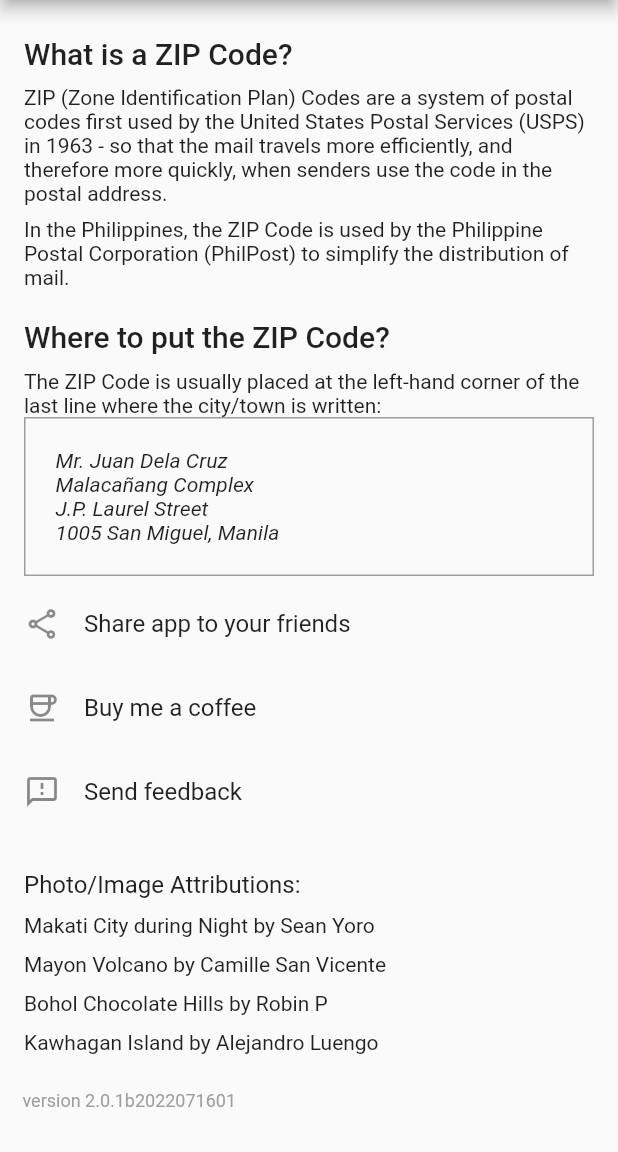
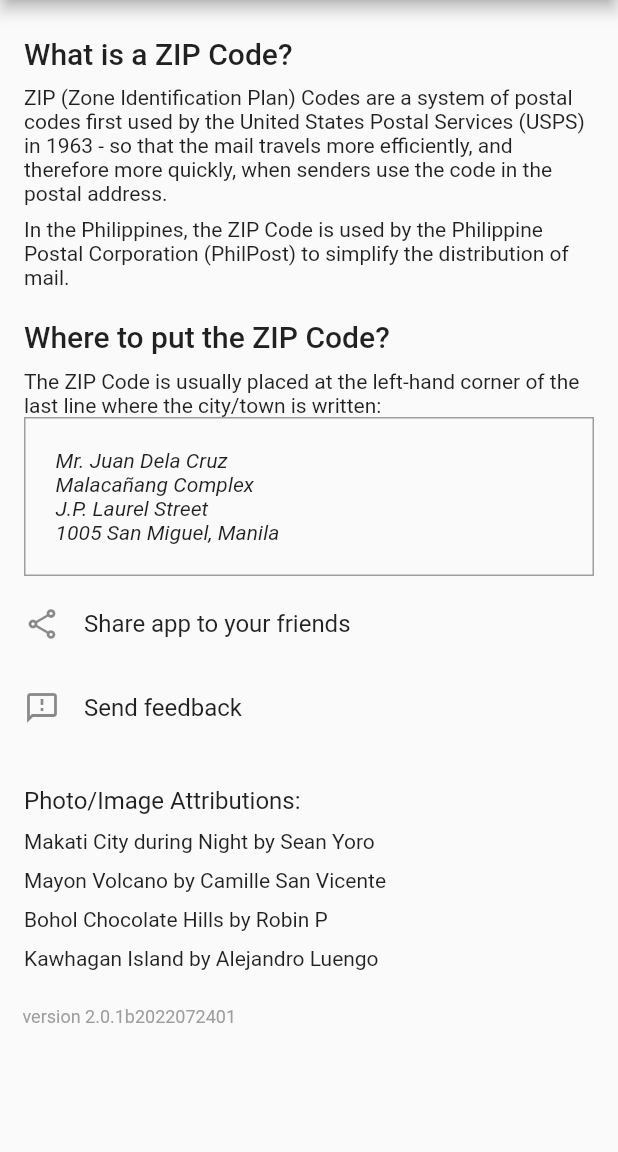
Before and after one commit to reddvid/zipcodeph_flutter, a Flutter app: the AboutPage screen opened directly, on a phone screen of 412 x 824 dp, the part 84-1236 px from its top. Run offline on Flutter 3.47's test engine with Material 2 defaults, Android fonts, the phone set to English and light mode, and no system bars; our stand-ins replace package_info_plus, share_plus, sqflite; missing offline and left inert: dialog_alert, flutter_search_bar; accounts and stored records are empty.

Commit message:
Remove coffee button

```diff
--- a/lib/views/aboutpage.dart
+++ b/lib/views/aboutpage.dart
@@ -137,19 +137,19 @@ class _AboutPageState extends State<AboutPage> with RouteAware {
                             subject: "Share ZIP Code PH app");
                       },
                     ),
-                    ListTile(
-                      leading: Transform.translate(
-                          offset: const Offset(0, 0),
-                          child: const Icon(Icons.coffee_outlined)),
-                      minLeadingWidth: 0,
-                      title: Transform.translate(
-                        offset: const Offset(0, 0),
-                        child: const Text("Buy me a coffee"),
-                      ),
-                      onTap: () {
-                        _launchUrl("https://buymeacoffee.com/reddavid");
-                      },
-                    ),
+                    // ListTile(
+                    //   leading: Transform.translate(
+                    //       offset: const Offset(0, 0),
+                    //       child: const Icon(Icons.coffee_outlined)),
+                    //   minLeadingWidth: 0,
+                    //   title: Transform.translate(
+                    //     offset: const Offset(0, 0),
+                    //     child: const Text("Buy me a coffee"),
+                    //   ),
+                    //   onTap: () {
+                    //     _launchUrl("https://buymeacoffee.com/reddavid");
+                    //   },
+                    // ),
                     ListTile(
                       leading: Transform.translate(
                           offset: const Offset(0, 0),
--- a/pubspec.yaml
+++ b/pubspec.yaml
@@ -16,7 +16,7 @@ publish_to: "none" # Remove this line if you wish to publish to pub.dev
 # In iOS, build-name is used as CFBundleShortVersionString while build-number used as CFBundleVersion.
 # Read more about iOS versioning at
 # https://developer.apple.com/library/archive/documentation/General/Reference/InfoPlistKeyReference/Articles/CoreFoundationKeys.html
-version: 2.0.1+2022071601
+version: 2.0.1+2022072401
 
 environment:
   sdk: ">=2.17.0 <3.0.0"
```
